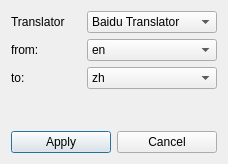
First picture: the form in src/translatordialog.ui, repository wowk/qRFCViewer, before the edit.
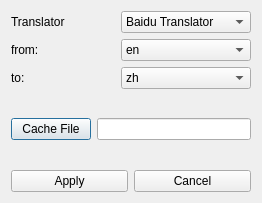
Second picture: the form after the edit.

Commit message: Description: add translating cache

The edit to the form file:
```diff
--- a/src/translatordialog.ui
+++ b/src/translatordialog.ui
@@ -6,8 +6,8 @@
    <rect>
     <x>0</x>
     <y>0</y>
-    <width>228</width>
-    <height>164</height>
+    <width>262</width>
+    <height>203</height>
    </rect>
   </property>
   <property name="windowTitle">
@@ -135,6 +135,33 @@
        </property>
       </spacer>
      </item>
+     <item>
+      <layout class="QHBoxLayout" name="horizontalLayout_3">
+       <item>
+        <widget class="QPushButton" name="selectCacheFileBtn">
+         <property name="text">
+          <string>Cache File</string>
+         </property>
+        </widget>
+       </item>
+       <item>
+        <widget class="QLineEdit" name="cacheFileLineEdit"/>
+       </item>
+      </layout>
+     </item>
+     <item>
+      <spacer name="verticalSpacer_2">
+       <property name="orientation">
+        <enum>Qt::Vertical</enum>
+       </property>
+       <property name="sizeHint" stdset="0">
+        <size>
+         <width>20</width>
+         <height>40</height>
+        </size>
+       </property>
+      </spacer>
+     </item>
      <item>
       <layout class="QHBoxLayout" name="horizontalLayout_2">
        <item>
```
The commit also changes 8 other files.
